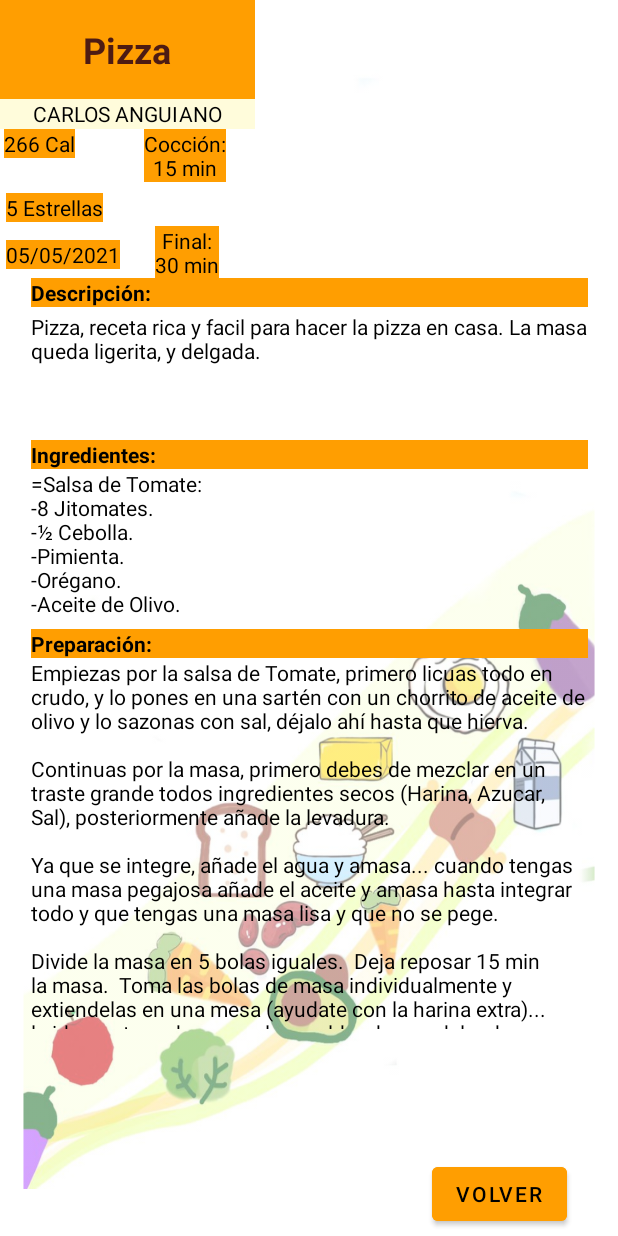
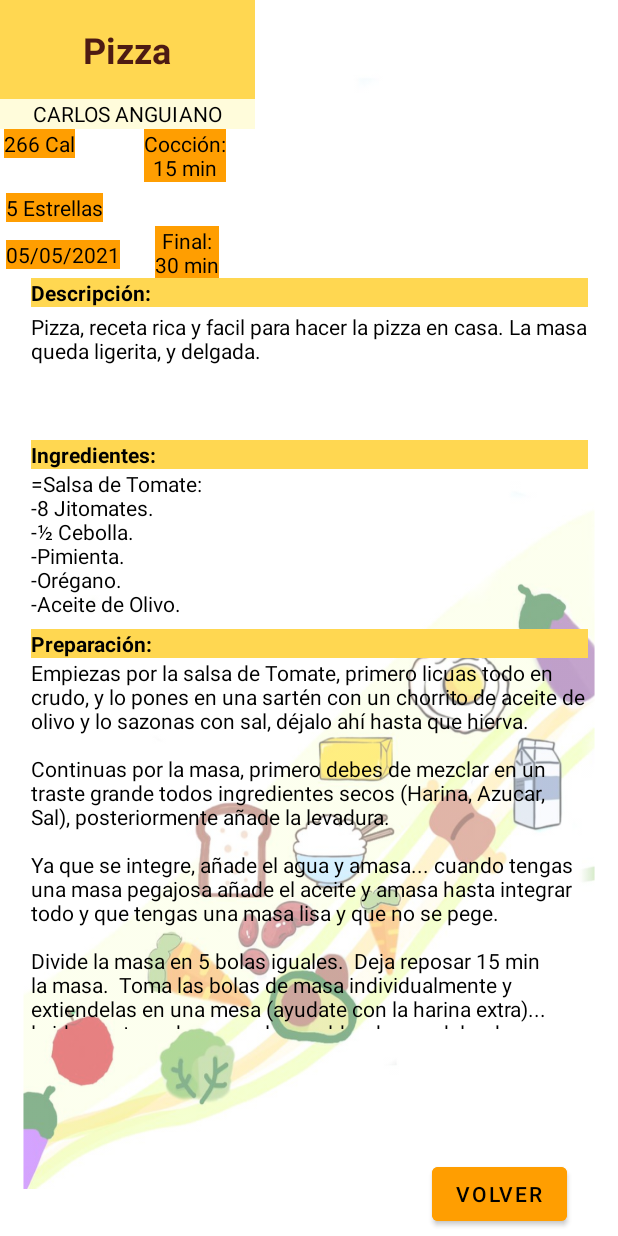
Before and after one commit to Mkefs/EatGood, an Android app: the layout receta_vista.xml on its own in the app's theme, with its tools: preview values and no code run, on a phone screen of 412 x 824 dp. Run offline under Robolectric (Android 15) with nearby library versions, the phone set to English and light mode, and no system bars.

Commit message:
Solo añadi cambie el color en receta_vista

```diff
--- a/app/src/main/res/layout/receta_vista.xml
+++ b/app/src/main/res/layout/receta_vista.xml
@@ -24,7 +24,7 @@
         android:id="@+id/textView4"
         android:layout_width="170dp"
         android:layout_height="66dp"
-        android:background="#FF9E01"
+        android:background="#FFD751 "
         android:fontFamily="sans-serif"
         android:gravity="center"
         android:text="Pizza"
@@ -141,7 +141,7 @@
         android:layout_width="371dp"
         android:layout_height="19dp"
         android:layout_marginTop="5dp"
-        android:background="#FF9E01"
+        android:background="#FFD751 "
         android:text="Ingredientes:"
         android:textColor="#000000"
         android:textStyle="bold"
@@ -156,7 +156,7 @@
         android:layout_width="371dp"
         android:layout_height="19dp"
         android:layout_marginTop="5dp"
-        android:background="#FF9E01"
+        android:background="#FFD751 "
         android:text="Preparación:"
         android:textColor="#000000"
         android:textStyle="bold"
@@ -221,7 +221,7 @@
         android:id="@+id/textView10"
         android:layout_width="371dp"
         android:layout_height="19dp"
-        android:background="#FF9E01"
+        android:background="#FFD751 "
         android:text="Descripción:"
         android:textColor="#000000"
         android:textStyle="bold"
```
